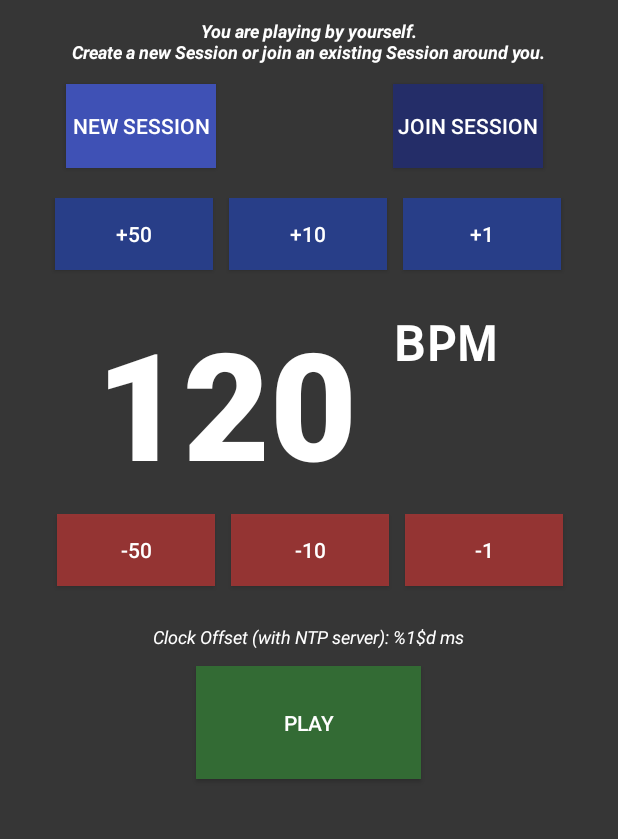
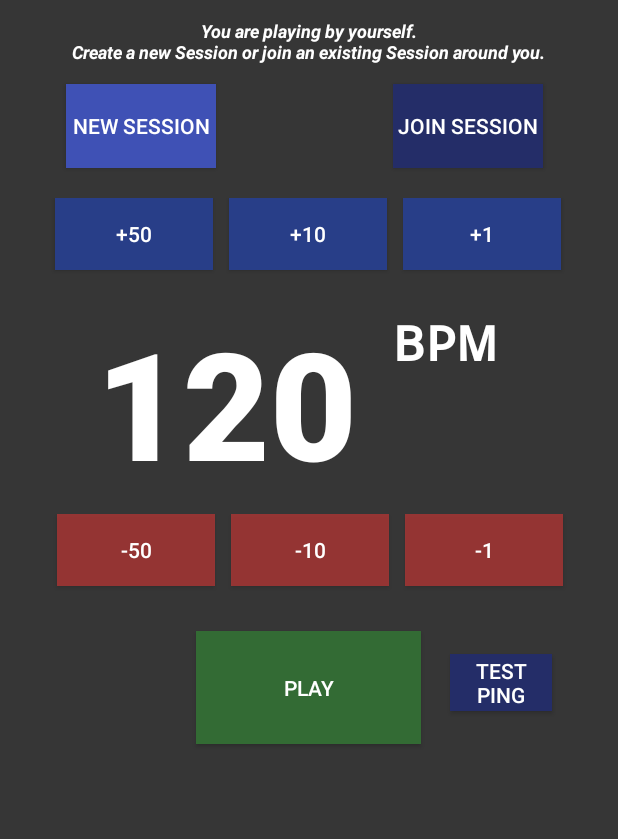
Before and after one commit to barjuandavis/wesync_kotlin, an Android app: the screen it shows after launch (MainActivity), on a phone screen of 412 x 824 dp, the part 84-923 px from its top. Run offline under Robolectric (Android 15) with nearby library versions, the phone set to English and light mode, and no system bars; our stand-ins replace data binding; libraries missing offline, so code that uses them is left out: com.google.android.gms; 27 statements that could not run were skipped.

Commit message:
03/02/2020

```diff
--- a/app/src/main/java/com/wesync/MainActivity.kt
+++ b/app/src/main/java/com/wesync/MainActivity.kt
@@ -2,34 +2,24 @@ package com.wesync
 
 
 import android.Manifest
-import android.content.Context
-import android.content.Intent
 import android.content.pm.PackageManager
-import android.net.ConnectivityManager
 import android.os.Bundle
 import android.util.Log
-import android.widget.EditText
-import android.widget.TextView
 import androidx.appcompat.app.ActionBar
 import androidx.appcompat.app.AlertDialog
 import androidx.appcompat.app.AppCompatActivity
 import androidx.core.app.ActivityCompat
 import androidx.core.content.ContextCompat
-import androidx.lifecycle.Observer
 import androidx.lifecycle.ViewModelProviders
 import androidx.navigation.findNavController
-import androidx.work.*
 import com.wesync.connection.ConnectionManagerService
 import com.wesync.metronome.MetronomeService
-import com.wesync.ntp.NTPClientWorker
-import com.wesync.util.NTPUtil
 import com.wesync.util.service.ServiceSubscriber
 
 
 class MainActivity : AppCompatActivity() {
 
     private lateinit var mainViewModel: MainViewModel
-    private val serviceSubscriber = ServiceSubscriber(this, this)
     private lateinit var toolbar: ActionBar
 
     companion object {
@@ -44,7 +34,6 @@ class MainActivity : AppCompatActivity() {
         initSupportActionBar()
         checkForPermission()
         startServices()
-      //  syncSystemClock()
         mainViewModel = ViewModelProviders.of(this).get(MainViewModel::class.java)
         this.lifecycle.addObserver(mainViewModel)
         mainViewModel.unpackBundle(savedInstanceState)
@@ -111,12 +100,6 @@ class MainActivity : AppCompatActivity() {
         setSupportActionBar(findViewById(R.id.toolbar))
         toolbar = supportActionBar!!
     }
-    private fun isNetworkAvailable(): Boolean {
-        val connectivityManager =
-            getSystemService(Context.CONNECTIVITY_SERVICE) as ConnectivityManager
-        val activeNetworkInfo = connectivityManager.activeNetworkInfo
-        return activeNetworkInfo != null && activeNetworkInfo.isConnected
-    }
     private fun startServices() {
         if (!metronomeIsAlive) MetronomeService.start(applicationContext)
         if (!connectionIsAlive) ConnectionManagerService.start(applicationContext)
@@ -125,49 +108,4 @@ class MainActivity : AppCompatActivity() {
         MetronomeService.stop(applicationContext)
         ConnectionManagerService.stop(applicationContext)
     }
-    /*private fun syncSystemClock() {
-        val builder = AlertDialog.Builder(this)
-        if (android.
-                provider.
-                Settings.Global.
-                getInt(contentResolver, android.provider.Settings.Global.AUTO_TIME, 0) != 1) {
-            val tv = TextView(this)
-            tv.text = getString(R.string.need_auto_time)
-            builder.setCustomTitle(tv)
-            val input = EditText(this)
-            builder.setPositiveButton("OK") { _, _ ->
-                val i = Intent(android.provider.Settings.ACTION_DATE_SETTINGS)
-                startActivityForResult(i,0)
-            }
-            builder.setNegativeButton("Cancel") { dialog, _ -> dialog.cancel() }
-            builder.show()
-        } //persuade user to turn on NITZ
-        //here is an attempt to connect to an NTP Service. Embrace yourselves!
-        val constrains = Constraints.Builder()
-            .setRequiredNetworkType(NetworkType.CONNECTED)
-            .build()
-        if (!isNetworkAvailable()) {
-            val tv = TextView(this)
-            tv.text = getString(R.string.no_internet)
-            builder.setCustomTitle(tv)
-            val input = EditText(this)
-            builder.setPositiveButton("OK") { _, _ -> finish() }
-            builder.setNegativeButton("Cancel") { dialog, _ -> dialog.cancel() }
-            builder.show()
-        } else {
-            val otr = OneTimeWorkRequest.Builder(NTPClientWorker::class.java)
-                .setConstraints(constrains).build()
-            WorkManager.getInstance(this)
-                .beginWith(otr)
-                .enqueue()
-            WorkManager.getInstance(this)
-                .getWorkInfoByIdLiveData(otr.id)
-                .observe(this, Observer {
-                    if (it.state == WorkInfo.State.SUCCEEDED) {
-                        val data = it.outputData
-                        mainViewModel.setOffset(data.getLong(NTPUtil.OFFSET, 0))
-                    }
-                })
-       }
-    }*/
 }
--- a/app/src/main/java/com/wesync/ui/BindingUtils.kt
+++ b/app/src/main/java/com/wesync/ui/BindingUtils.kt
@@ -64,6 +64,7 @@ fun Button.setSessionState(item: LiveData<String>,
                         R.color.colorPrimaryDark
                     ))
                 }
+                R.id.test_button -> visibility = View.GONE
             }
         }
         UserTypes.SESSION_HOST -> {
@@ -96,6 +97,7 @@ fun Button.setSessionState(item: LiveData<String>,
                         setTextColor(ContextCompat.getColor(context,R.color.colorEnabledButtonText))
                     }
                 }
+                R.id.test_button -> visibility = View.VISIBLE
             }
         }
         UserTypes.SLAVE -> when (id) {
@@ -116,6 +118,7 @@ fun Button.setSessionState(item: LiveData<String>,
             R.id.join_session -> {
                 visibility = View.GONE
             }
+            R.id.test_button -> visibility = View.GONE
         }
     }
 }
--- a/app/src/main/java/com/wesync/util/Utility.kt
+++ b/app/src/main/java/com/wesync/util/Utility.kt
@@ -89,6 +89,7 @@ class PayloadType { //ByteArray[0] adalah PAYLOADTYPE.
         const val PING_PRE_START_LATENCY: Byte = 3 // dikirim dari HOST ke SLAVE setelah HOST tahu latency dari semua user.
                                                     // Slot timestamp isinya adalah berapa offset yang SLAVE harus tambah ke preStartLatency di MetronomeService.
         const val PING_EXP: Byte = 4
+        const val PING_RESPONSE_EXP: Byte = 5
     }
 }
 
--- a/app/src/main/res/layout/metronome_fragment.xml
+++ b/app/src/main/res/layout/metronome_fragment.xml
@@ -55,6 +55,30 @@
             app:layout_constraintTop_toTopOf="parent"
             app:playState="@{viewmodel.isPlaying()}"
             app:userType="@{viewmodel.userType}" />
+
+        <Button
+            android:id="@+id/test_button"
+            style="@style/Widget.AppCompat.Button.Colored"
+            android:layout_width="68dp"
+            android:layout_height="38dp"
+            android:layout_marginTop="428dp"
+            android:layout_marginEnd="44sp"
+            android:layout_weight="1"
+            android:background="@color/colorPrimaryDark"
+            android:text="@string/test_button"
+            android:textColor="#ffffff"
+            app:layout_constraintBottom_toBottomOf="parent"
+            app:layout_constraintEnd_toEndOf="parent"
+            app:layout_constraintHorizontal_bias="1.0"
+            app:layout_constraintStart_toStartOf="parent"
+            app:layout_constraintTop_toTopOf="parent"
+            app:layout_constraintVertical_bias="0.026"
+            app:playState="@{viewmodel.isPlaying}"
+            app:userType="@{viewmodel.userType}"
+            app:connectionStatus="@{viewmodel.connectionStatus}"
+            app:isAdvertising="@{viewmodel.isAdvertising}"
+
+        />
 
         <Button
             android:id="@+id/new_session"
@@ -193,22 +217,6 @@
                 tools:layout_editor_absoluteY="141dp" />
         </LinearLayout>
 
-        <TextView
-            android:id="@+id/offset"
-            android:layout_width="wrap_content"
-            android:layout_height="wrap_content"
-            android:layout_marginTop="8dp"
-            android:text="@string/offset"
-            android:textAlignment="center"
-            android:textColor="@android:color/primary_text_dark"
-            android:textSize="12sp"
-            android:textStyle="italic"
-            app:layout_constraintEnd_toEndOf="parent"
-            app:layout_constraintHorizontal_bias="0.497"
-            app:layout_constraintStart_toStartOf="parent"
-            app:layout_constraintTop_toBottomOf="@+id/minus_layout"
-            app:offset="@{viewmodel.ntpOffset}" />
-
         <Button
             android:id="@+id/play_button"
             style="@style/Widget.AppCompat.Button.Colored"
@@ -221,7 +229,7 @@
             app:layout_constraintEnd_toEndOf="parent"
             app:layout_constraintHorizontal_bias="0.498"
             app:layout_constraintStart_toStartOf="parent"
-            app:layout_constraintTop_toBottomOf="@+id/offset"
+            app:layout_constraintTop_toBottomOf="@+id/minus_layout"
             app:layout_constraintVertical_bias="0.044"
             app:playState="@{viewmodel.isPlaying()}"
             app:userType="@{viewmodel.userType}" />
--- a/app/src/main/res/values/strings.xml
+++ b/app/src/main/res/values/strings.xml
@@ -9,6 +9,7 @@
     <string name="minus_1" translatable="false">-1</string>
     <string name="bpm_s" translatable="false">bpm</string>
     <string name="play_button" translatable="false">Play</string>
+    <string name="test_button">Test Ping</string>
     <string name="new_session">New Session</string>
     <string name="join_session">Join Session</string>
     <string name="bpm_placeholder">120</string>
```
Also changed, not shown: app/src/main/java/com/wesync/MainViewModel.kt (+7 -0 lines), app/src/main/java/com/wesync/connection/ConnectionManagerService.kt (+22 -5 lines), app/src/main/java/com/wesync/ui/MetronomeFragment.kt (+8 -0 lines).
